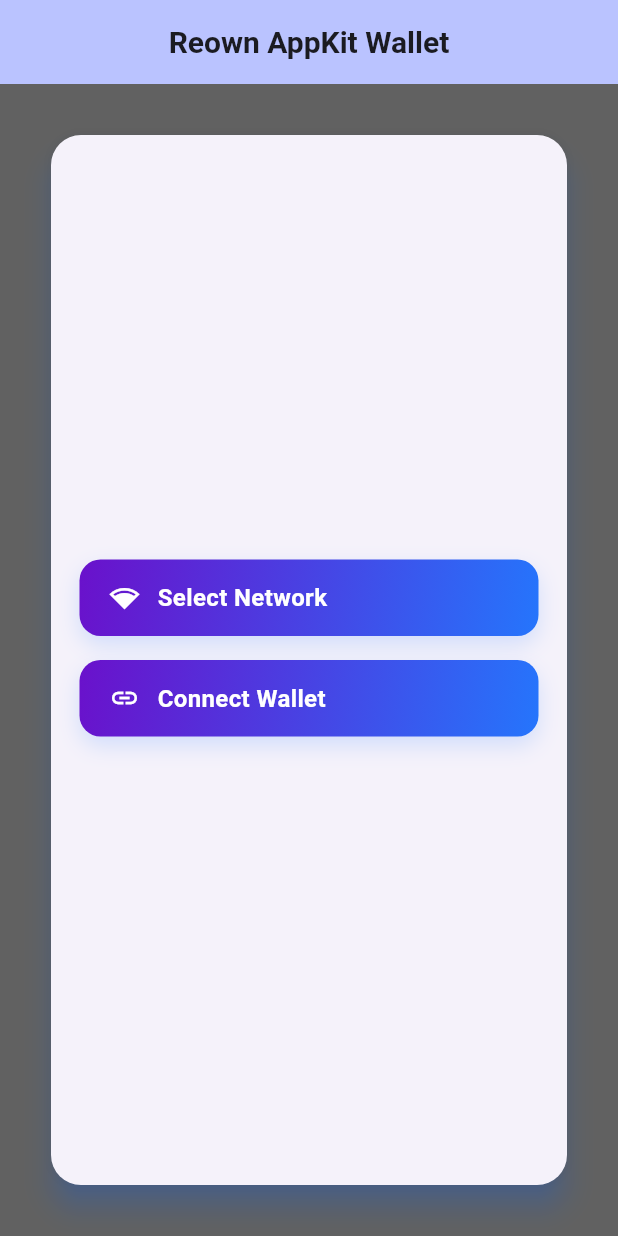
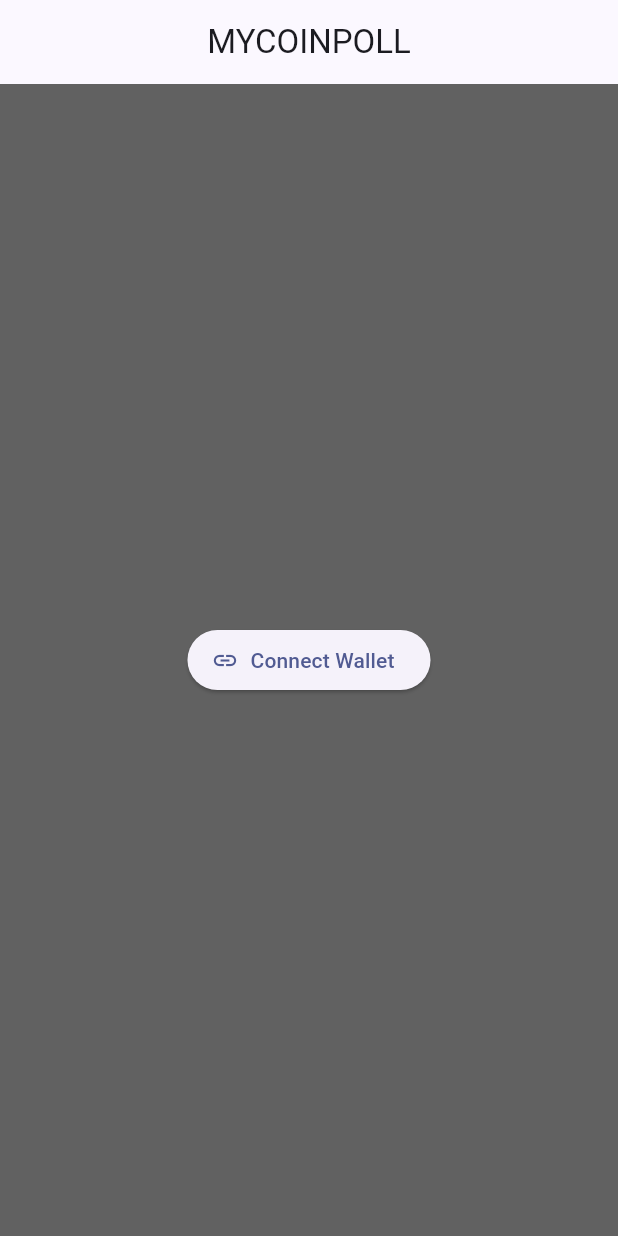
Before and after one commit to devhimuBlockVerse/metaMaskReown, a Flutter app: the screen it shows after launch, after a tap on "Connect Wallet", on a phone screen of 412 x 824 dp. Run offline on Flutter 3.47's test engine with Material 3 defaults, Android fonts, the phone set to English and light mode, and no system bars; missing offline and left inert: reown_appkit.

Commit message:
View Model , Model, View Ongoing

```diff
--- a/lib/main.dart
+++ b/lib/main.dart
@@ -1,5 +1,8 @@
 import 'package:flutter/material.dart';
+import 'package:provider/provider.dart';
 import 'package:reown_appkit/reown_appkit.dart';
+import 'package:reown_appkit_wallet_flutter/view/home_view.dart';
+import 'package:reown_appkit_wallet_flutter/viewmodel/wallet_viewmodel.dart';
 import 'dart:ui';
 
 import 'components/buttonComponent.dart';
@@ -7,7 +10,12 @@ import 'components/buttonComponent.dart';
 void main() async {
   WidgetsFlutterBinding.ensureInitialized();
 
-  runApp(const MyApp());
+  runApp(MultiProvider(
+      providers: [
+        ChangeNotifierProvider(create: (context) => WalletViewModel(context)),
+      ],
+
+      child: const MyApp()));
 }
 
 class MyApp extends StatelessWidget {
@@ -23,8 +31,8 @@ class MyApp extends StatelessWidget {
             seedColor: Colors.indigo),
         useMaterial3: true,
       ),
-      home: const MyHomePage(
-          title: 'Reown AppKit Wallet'),
+      // home: const MyHomePage(title: 'Reown AppKit Wallet'),
+      home: const HomeView(),
     );
   }
 }
@@ -44,7 +52,7 @@ class _MyHomePageState extends State<MyHomePage> {
   bool isNetworkSelecting = false;
   String? selectedNetworkLogo;
   bool isNetworkUpdated = false;
-
+  String? currentBalance;
 
   @override
   void initState() {
@@ -86,7 +94,9 @@ class _MyHomePageState extends State<MyHomePage> {
     );
     _appKitModal
         .init()
-        .then((value) => setState(() {}));
+        .then((value) => setState(() {
+
+    }));
   }
   void _updateNetwork() {
     setState(() {
@@ -158,6 +168,8 @@ class _MyHomePageState extends State<MyHomePage> {
 
                   const SizedBox(height: 16),
                   if (_appKitModal.isConnected) ...[
+                    // Text('Current Balance: ${currentBalance ?? 'Loading...'}'), // Display balance
+
                     _buildCardItem(
                       context,
                       ReownAppKitButton(
@@ -174,14 +186,14 @@ class _MyHomePageState extends State<MyHomePage> {
                         onPressed: () => _appKitModal.openModalView(),
                       ),
                     ),
-                    _buildCardItem(
-                      context,
-                      ReownAppKitButton(
-                        label: 'Address',
-                        icon: Icons.location_on,
-                        onPressed: () => _appKitModal.openModalView(),
-                      ),
-                    ),
+                    // _buildCardItem(
+                    //   context,
+                    //   ReownAppKitButton(
+                    //     label: 'Address',
+                    //     icon: Icons.location_on,
+                    //     onPressed: () => _appKitModal.openModalView(),
+                    //   ),
+                    // ),
                   ],
                 ],
               ),
--- /dev/null
+++ b/lib/model/wallet_model.dart
@@ -0,0 +1,8 @@
+class WalletModel {
+  final String userName;
+  final String walletId;
+
+  WalletModel(
+      {required this.userName,
+      required this.walletId});
+}
--- /dev/null
+++ b/lib/view/dashboard.dart
@@ -0,0 +1,38 @@
+import 'package:flutter/material.dart';
+import 'package:provider/provider.dart';
+
+import '../viewmodel/wallet_viewmodel.dart';
+
+class DashboardView extends StatelessWidget {
+  const DashboardView({super.key});
+
+  @override
+  Widget build(BuildContext context) {
+    final walletVM = Provider.of<WalletViewModel>(context, listen: false);
+    final userName = walletVM.getUserName() ?? 'Unknown User';
+    final walletId = walletVM.getWalletAddress() ?? 'No Wallet ID';
+
+    return Scaffold(
+      appBar: AppBar(
+        title: const Text('Dashboard'),
+      ),
+      body: Center(
+        child: Card(
+          elevation: 10,
+          margin: const EdgeInsets.all(30),
+          child: Padding(
+            padding: const EdgeInsets.all(20.0),
+            child: Column(
+              mainAxisSize: MainAxisSize.min,
+              children: [
+                Text('👤 User: $userName'),
+                const SizedBox(height: 12),
+                Text('💼 Wallet ID: $walletId'),
+              ],
+            ),
+          ),
+        ),
+      ),
+    );
+  }
+}
--- /dev/null
+++ b/lib/view/home_view.dart
@@ -0,0 +1,61 @@
+import 'package:flutter/material.dart';
+import 'package:provider/provider.dart';
+
+import '../components/buttonComponent.dart';
+import '../viewmodel/wallet_viewmodel.dart';
+import 'dashboard.dart';
+
+
+
+
+class HomeView extends StatelessWidget {
+  const HomeView({super.key});
+
+  @override
+  Widget build(BuildContext context) {
+    final walletVM = Provider.of<WalletViewModel>(context);
+
+    return Scaffold(
+      appBar: AppBar(
+        title: const Text('MYCOINPOLL'),
+        centerTitle: true,
+      ),
+      backgroundColor: Colors.grey.shade700,
+      body: Center(
+        child: Padding(
+          padding: const EdgeInsets.all(30.0),
+          child: Column(
+            mainAxisAlignment: MainAxisAlignment.center,
+            children: [
+              ElevatedButton.icon(
+                onPressed: walletVM.isLoading
+                    ? null
+                    : () async {
+                  await walletVM.connectOrDisconnectWallet();
+                  if (walletVM.isConnected) {
+                    Navigator.pushReplacement(
+                      context,
+                      MaterialPageRoute(
+                        builder: (_) => const DashboardView(),
+                      ),
+                    );
+                  }
+                },
+                icon: Icon(walletVM.isLoading
+                    ? Icons.hourglass_empty
+                    : walletVM.isConnected
+                    ? Icons.link_off
+                    : Icons.link),
+                label: Text(walletVM.isLoading
+                    ? 'Please Wait...'
+                    : walletVM.isConnected
+                    ? 'Disconnect Wallet'
+                    : 'Connect Wallet'),
+              ),
+            ],
+          ),
+        ),
+      ),
+    );
+  }
+}
--- /dev/null
+++ b/lib/viewmodel/wallet_viewmodel.dart
@@ -0,0 +1,145 @@
+import 'package:flutter/material.dart';
+import 'package:reown_appkit/appkit_modal.dart';
+import 'package:reown_appkit/reown_appkit.dart';
+import 'package:reown_appkit_wallet_flutter/model/wallet_model.dart';
+
+class WalletViewModel extends ChangeNotifier{
+
+
+  late final ReownAppKitModal _appKitModal;
+
+  // bool isLoading = false ;
+  // bool isConnected = false;
+
+  bool _isConnected = false;
+  bool get isConnected => _isConnected;
+
+  bool _isLoading = false;
+  bool get isLoading => _isLoading;
+
+  bool isNetworkSelecting = false;
+  String? selectedNetworkLogo;
+  WalletModel ? wallet;
+
+  Web3Client? _web3client;
+
+  String? _walletAddress;
+  String? get walletAddress => _walletAddress;
+
+  EtherAmount? _walletBalance;
+  String get balanceInEth =>
+      _walletBalance != null ? _walletBalance!.getValueInUnit(EtherUnit.ether).toStringAsFixed(4) : '0';
+
+  WalletViewModel(BuildContext context){
+
+    _appKitModal = ReownAppKitModal(
+      context: context,
+      projectId:
+      'f3d7c5a3be3446568bcc6bcc1fcc6389',
+      metadata: const PairingMetadata(
+        name: "Example App",
+        description: "Example Description",
+        url: 'https://example.com/',
+        icons: ['https://example.com/logo.png'],
+        redirect: Redirect(
+          native: 'exampleapp',
+          universal:
+          'https://reown.com/exampleapp',
+          linkMode: true,
+        ),
+      ),
+      logLevel: LogLevel.info,
+      enableAnalytics: true,
+      featuresConfig: FeaturesConfig(
+        email: true,
+        // socials: [
+        //   AppKitSocialOption.Google,
+        //   AppKitSocialOption.Discord,
+        //   AppKitSocialOption.Facebook,
+        //   AppKitSocialOption.GitHub,
+        //   AppKitSocialOption.X,
+        //   AppKitSocialOption.Apple,
+        //   AppKitSocialOption.Twitch,
+        //   AppKitSocialOption.Farcaster,
+        //
+        // ],
+        socials: AppKitSocialOption.values,
+        showMainWallets: true,
+      ),
+    );
+
+    _init();
+
+  }
+
+  Future<void> _init() async {
+    await _appKitModal.init();
+    _isConnected = _appKitModal.isConnected;
+    if (isConnected) {
+      _fetchWalletInfo();
+    }
+    notifyListeners();
+  }
+
+
+  Future<void>selectNetwork()async{
+    isNetworkSelecting = true;
+    notifyListeners();
+    await Future.delayed(Duration(seconds: 1));
+    await _appKitModal.openNetworksView();
+    isNetworkSelecting = false;
+    notifyListeners();
+   }
+
+   // Future<void> toggleConnection() async {
+   //  isLoading = true;
+   //  notifyListeners();
+   //  await Future.delayed(Duration(seconds: 1));
+   //  if (isConnected) {
+   //    await _appKitModal.disconnect();
+   // }else{
+   //    await _appKitModal.openModalView();
+   //  }
+   //  isConnected = _appKitModal.isConnected;
+   //  if (isConnected) {
+   //    _fetchWalletInfo();
+   //  }
+   //  isLoading = false;
+   //  notifyListeners();
+   //  }
+
+
+    void _fetchWalletInfo() async {
+    wallet = WalletModel(userName: 'Rashadul Islam Himu', walletId: '0asdas23das0');
+  }
+
+
+  Future<void> connectOrDisconnectWallet() async {
+    _isLoading = true;
+    notifyListeners();
+
+    await Future.delayed(const Duration(seconds: 1)); // Optional loading delay
+    if (_appKitModal.isConnected) {
+      await _appKitModal.disconnect();
+    } else {
+      await _appKitModal.openModalView();
+    }
+
+    _isConnected = _appKitModal.isConnected;
+    _isLoading = false;
+    notifyListeners();
+  }
+
+  Future<void> openNetworksView() async {
+    await _appKitModal.openNetworksView();
+  }
+
+  void openWalletView() {
+    _appKitModal.openModalView();
+  }
+
+  String? getWalletAddress() => _appKitModal.getAddress();
+
+  String? getUserName() => _appKitModal.getUserName();
+
+}
--- a/pubspec.yaml
+++ b/pubspec.yaml
@@ -27,6 +27,7 @@ environment:
 # dependencies can be manually updated by changing the version numbers below to
 # the latest version available on pub.dev. To see which dependencies have newer
 # versions available, run `flutter pub outdated`.
+
 dependencies:
   flutter:
     sdk: flutter
@@ -37,6 +38,10 @@ dependencies:
   cupertino_icons: ^1.0.8
   reown_appkit: ^1.4.1
   reown_walletkit: ^1.1.3
+  provider:
+  web3dart: ^2.6.1
+  http:
+
 
 dev_dependencies:
   flutter_test:
```
Also changed, not shown: pubspec.lock, 4 other files.
